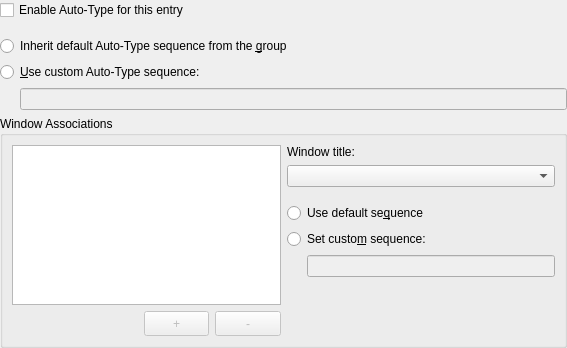
Qt form src/gui/EditWidgetAutoType.ui (keepassxreboot/keepassxc) before a commit.
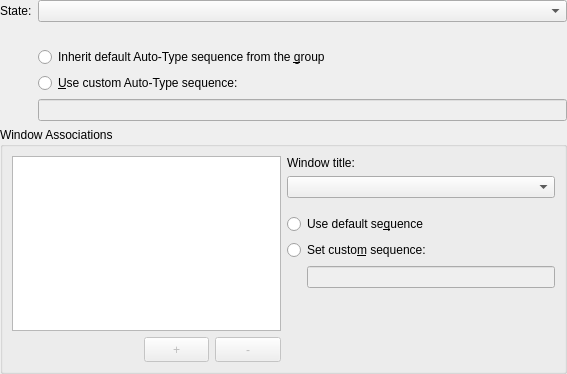
The same form after that commit. Custom widgets are drawn as their Qt base class.

Commit message: Use Tools::TriState in EditWidgetAutoType

```diff
--- a/src/gui/EditWidgetAutoType.ui
+++ b/src/gui/EditWidgetAutoType.ui
@@ -7,7 +7,7 @@
     <x>0</x>
     <y>0</y>
     <width>567</width>
-    <height>348</height>
+    <height>374</height>
    </rect>
   </property>
   <layout class="QVBoxLayout" name="verticalLayout_2">
@@ -24,67 +24,54 @@
     <number>0</number>
    </property>
    <item>
-    <widget class="QCheckBox" name="enableButton">
+    <layout class="QFormLayout" name="formLayout">
+     <item row="0" column="0">
+      <widget class="QLabel" name="label">
      <property name="text">
-      <string>Enable Auto-Type for this entry</string>
+        <string>State:</string>
      </property>
     </widget>
    </item>
-   <item>
-    <spacer name="verticalSpacer_2">
-     <property name="orientation">
-      <enum>Qt::Vertical</enum>
-     </property>
-     <property name="sizeType">
-      <enum>QSizePolicy::Fixed</enum>
-     </property>
-     <property name="sizeHint" stdset="0">
-      <size>
-       <width>1</width>
-       <height>10</height>
-      </size>
-     </property>
-    </spacer>
-   </item>
-   <item>
+     <item row="0" column="1">
+      <widget class="TriStateComboBox" name="enableComboBox"/>
+     </item>
+     <item row="2" column="1">
     <widget class="QRadioButton" name="inheritSequenceButton">
      <property name="text">
       <string>Inherit default Auto-Type sequence from the &amp;group</string>
      </property>
     </widget>
    </item>
-   <item>
+     <item row="3" column="1">
     <widget class="QRadioButton" name="customSequenceButton">
      <property name="text">
       <string>&amp;Use custom Auto-Type sequence:</string>
      </property>
     </widget>
    </item>
-   <item>
-    <layout class="QHBoxLayout" name="horizontalLayout">
-     <item>
-      <spacer name="horizontalSpacer">
-       <property name="orientation">
-        <enum>Qt::Horizontal</enum>
-       </property>
-       <property name="sizeType">
-        <enum>QSizePolicy::Fixed</enum>
-       </property>
-       <property name="sizeHint" stdset="0">
-        <size>
-         <width>20</width>
-         <height>1</height>
-        </size>
-       </property>
-      </spacer>
-     </item>
-     <item>
+     <item row="4" column="1">
       <widget class="QLineEdit" name="sequenceEdit">
        <property name="enabled">
         <bool>false</bool>
        </property>
       </widget>
      </item>
+     <item row="1" column="1">
+      <spacer name="verticalSpacer_2">
+       <property name="orientation">
+        <enum>Qt::Vertical</enum>
+       </property>
+       <property name="sizeType">
+        <enum>QSizePolicy::Fixed</enum>
+       </property>
+       <property name="sizeHint" stdset="0">
+        <size>
+         <width>13</width>
+         <height>13</height>
+        </size>
+       </property>
+      </spacer>
+     </item>
     </layout>
    </item>
    <item>
@@ -269,6 +256,11 @@
    <extends>QComboBox</extends>
    <header>autotype/WindowSelectComboBox.h</header>
   </customwidget>
+  <customwidget>
+   <class>TriStateComboBox</class>
+   <extends>QComboBox</extends>
+   <header>gui/TriStateComboBox.h</header>
+  </customwidget>
  </customwidgets>
  <tabstops>
   <tabstop>enableButton</tabstop>
```
Left out of the diff: 1 changed line with no effect on the pictures. Lines whose indentation alone changed are shown as unchanged. The commit also changes 20 other files.
